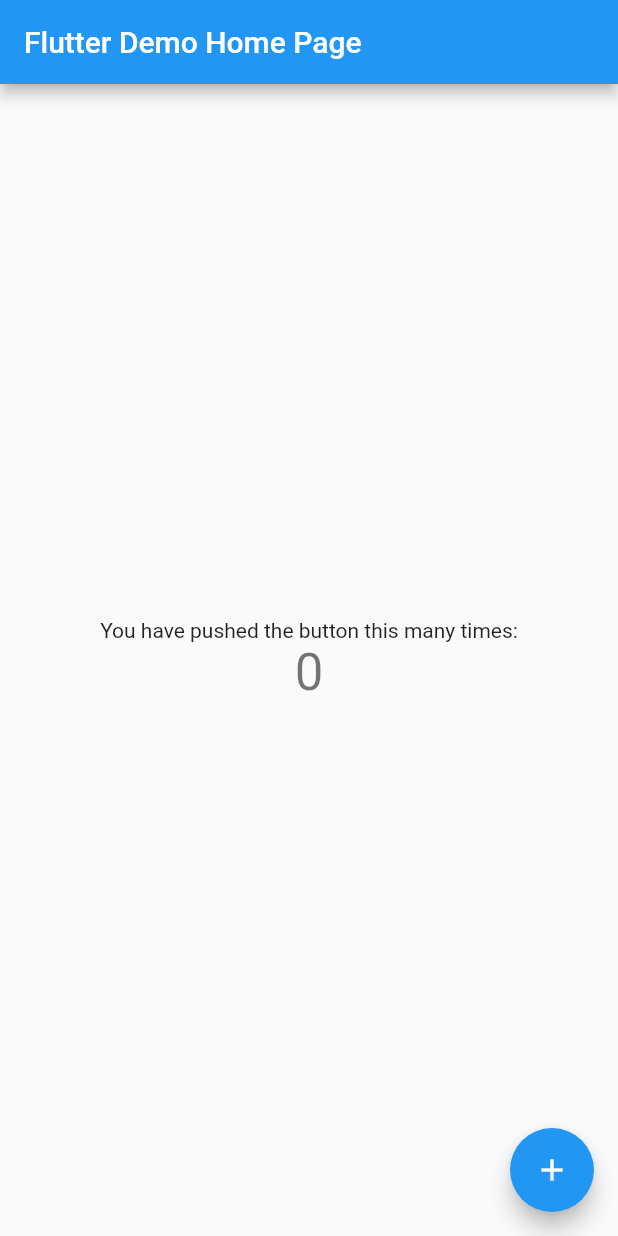
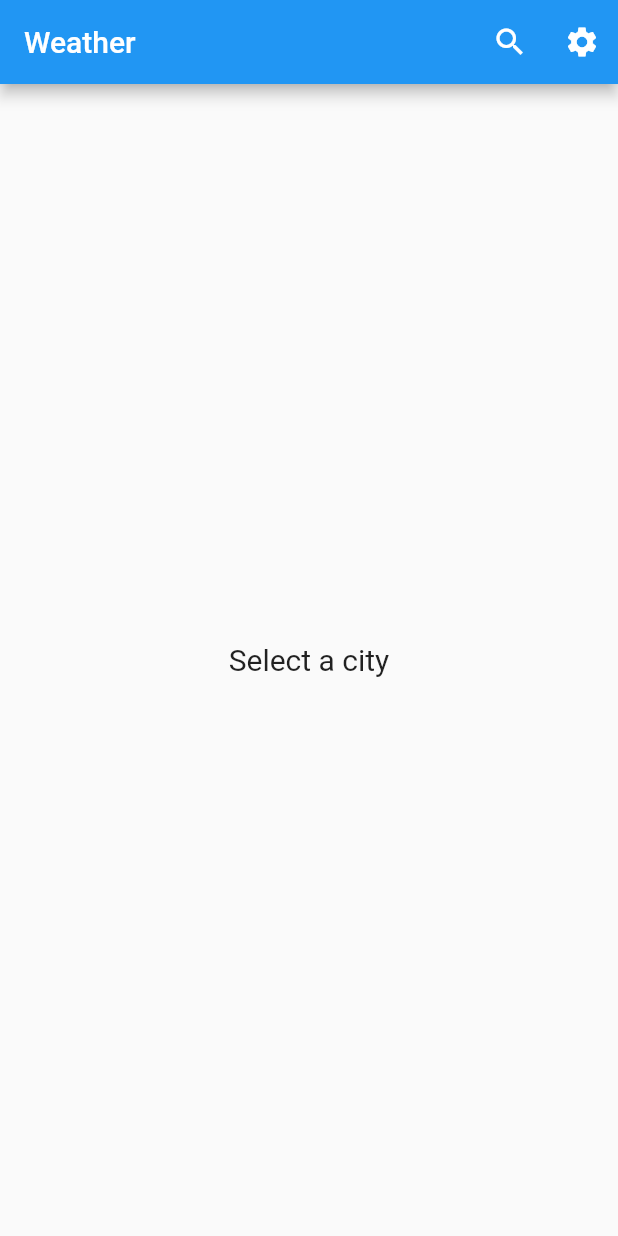
Before and after one commit to adeelzahid1/provider-weather, a Flutter app: the screen it shows after launch, on a phone screen of 412 x 824 dp. Run offline on Flutter 3.47's test engine with Material 2 defaults, Android fonts, the light colour scheme and no system bars; our stand-ins replace equatable; network calls fail.

Commit message:
fetch weather ok

```diff
--- a/lib/main.dart
+++ b/lib/main.dart
@@ -1,7 +1,10 @@
 import 'package:flutter/material.dart';
-import 'package:http/http.dart' as http;
+import 'package:provider/provider.dart';
+import 'package:provider_weatherapp/pages/home_page.dart';
+import 'package:provider_weatherapp/providers/weather_provider.dart';
 import 'package:provider_weatherapp/repositories/weather_repository.dart';
 import 'package:provider_weatherapp/services/weather_api_services.dart';
+import 'package:http/http.dart' as http;
 
 void main() {
   runApp(const MyApp());
@@ -12,68 +15,28 @@
 
   @override
   Widget build(BuildContext context) {
-    return MaterialApp(
-      title: 'Flutter Demo',
-      theme: ThemeData(
-        primarySwatch: Colors.blue,
-      ),
-      home: const MyHomePage(title: 'Flutter Demo Home Page'),
-    );
-  }
-}
+    return MultiProvider(
+      providers: [
+        Provider<WeatherRepository>(
+          create: (context) {
+            final WeatherApiServices weatherApiServices =
+                WeatherApiServices(httpClient: http.Client());
+            return WeatherRepository(weatherApiServices: weatherApiServices);
+          },
+        ),
+        ChangeNotifierProvider<WeatherProvider>(
+          create: (context) => WeatherProvider(
+              weatherRepository: context.read<WeatherRepository>()),
+        ),
 
-class MyHomePage extends StatefulWidget {
-  const MyHomePage({Key? key, required this.title}) : super(key: key);
 
-  final String title;
+      ],
+      builder: (context, _) => MaterialApp(
+        title: 'Weather App',
+        debugShowCheckedModeBanner: false,
+        theme: ThemeData.light(),
 
-  @override
-  State<MyHomePage> createState() => _MyHomePageState();
-}
-
-class _MyHomePageState extends State<MyHomePage> {
-
-  @override
-  void initState() {
-    super.initState();
-    _fetchWeather();
-  }
-  _fetchWeather()async {
-    await WeatherRepository(weatherApiServices:
-    WeatherApiServices(httpClient: http.Client())).fetchWeather('lahore');
-  }
-
-  int _counter = 0;
-  void _incrementCounter() {
-    setState(() {
-      _counter++;
-    });
-  }
-
-  @override
-  Widget build(BuildContext context) {
-    return Scaffold(
-      appBar: AppBar(
-        title: Text(widget.title),
-      ),
-      body: Center(
-        child: Column(
-          mainAxisAlignment: MainAxisAlignment.center,
-          children: <Widget>[
-            const Text(
-              'You have pushed the button this many times:',
-            ),
-            Text(
-              '$_counter',
-              style: Theme.of(context).textTheme.headline4,
-            ),
-          ],
-        ),
-      ),
-      floatingActionButton: FloatingActionButton(
-        onPressed: _incrementCounter,
-        tooltip: 'Increment',
-        child: const Icon(Icons.add),
+        home: HomePage(),
       ),
     );
   }
--- /dev/null
+++ b/lib/pages/home_page.dart
@@ -0,0 +1,195 @@
+import 'package:flutter/material.dart';
+import 'package:provider/provider.dart';
+import 'package:provider_weatherapp/constants/constants.dart';
+import 'package:provider_weatherapp/pages/search_page.dart';
+import 'package:provider_weatherapp/pages/settings_page.dart';
+import 'package:provider_weatherapp/providers/weather_provider.dart';
+import 'package:provider_weatherapp/repositories/weather_repository.dart';
+import 'package:http/http.dart' as http;
+import 'package:provider_weatherapp/services/weather_api_services.dart';
+
+
+class HomePage extends StatefulWidget {
+  const HomePage({Key? key}) : super(key: key);
+
+  @override
+  _HomePageState createState() => _HomePageState();
+}
+
+class _HomePageState extends State<HomePage> {
+  String? _city;
+  late final WeatherProvider _weatherProv;
+
+  @override
+  void initState() {
+    super.initState();
+    _weatherProv = context.read<WeatherProvider>();
+    _weatherProv.addListener(_registerListener);
+
+    WeatherRepository(weatherApiServices:
+    WeatherApiServices(httpClient: http.Client())).fetchWeather('lahore');
+
+  }
+
+  @override
+  void dispose() {
+    _weatherProv.removeListener(_registerListener);
+    super.dispose();
+  }
+
+  void _registerListener() {
+    final WeatherState ws = context.read<WeatherProvider>().state;
+
+    // if (ws.status == WeatherStatus.error) {
+    //   errorDialog(context, ws.error.errMsg);
+    // }
+  }
+
+  @override
+  Widget build(BuildContext context) {
+    return Scaffold(
+      appBar: AppBar(
+        title: Text('Weather'),
+        actions: [
+          IconButton(
+            icon: Icon(Icons.search),
+            onPressed: () async {
+              _city = await Navigator.push(
+                context,
+                MaterialPageRoute(builder: (context) {
+                  return SearchPage();
+                }),
+              );
+              print('city: $_city');
+              if (_city != null) {
+                context.read<WeatherProvider>().fetchWeather(_city!);
+              }
+            },
+          ),
+          IconButton(
+            onPressed: () {
+              Navigator.push(
+                context,
+                MaterialPageRoute(builder: (context) {
+                  return SettingsPage();
+                }),
+              );
+            },
+            icon: Icon(Icons.settings),
+          ),
+        ],
+      ),
+      body: _showWeather(),
+    );
+  }
+
+  String showTemperature(double temperature) {
+    // final tempUnit = context.watch<TempSettingsProvider>().state.tempUnit;
+
+    // if (tempUnit == TempUnit.fahrenheit) {
+    //   return ((temperature * 9 / 5) + 32).toStringAsFixed(2) + '℉';
+    // }
+
+    return temperature.toStringAsFixed(2) + '℃';
+  }
+
+  Widget showIcon(String abbr) {
+    return FadeInImage.assetNetwork(
+      placeholder: 'assets/images/loading.gif',
+      image: 'https://${StringData.kHost}/static/img/weather/png/64/$abbr.png',
+      width: 64,
+      height: 64,
+    );
+  }
+
+  Widget _showWeather() {
+    final weatherState = context.watch<WeatherProvider>().state;
+
+    if (weatherState.status == WeatherStatus.initial) {
+      return Center(
+        child: Text(
+          'Select a city',
+          style: TextStyle(fontSize: 20.0),
+        ),
+      );
+    }
+
+    if (weatherState.status == WeatherStatus.loading) {
+      return Center(
+        child: CircularProgressIndicator(),
+      );
+    }
+
+    if (weatherState.status == WeatherStatus.error &&
+        weatherState.weather.title == '') {
+      return Center(
+        child: Text(
+          'Select a city',
+          style: TextStyle(fontSize: 20.0),
+        ),
+      );
+    }
+
+    return ListView(
+      children: [
+        SizedBox(height: MediaQuery.of(context).size.height / 6),
+        Text(
+          weatherState.weather.title,
+          textAlign: TextAlign.center,
+          style: TextStyle(
+            fontSize: 40.0,
+            fontWeight: FontWeight.bold,
+          ),
+        ),
+        SizedBox(height: 10.0),
+        Text(
+          TimeOfDay.fromDateTime(weatherState.weather.lastUpdated)
+              .format(context),
+          textAlign: TextAlign.center,
+          style: TextStyle(fontSize: 18.0),
+        ),
+        SizedBox(height: 60.0),
+        Row(
+          mainAxisAlignment: MainAxisAlignment.center,
+          children: [
+            Text(
+              showTemperature(weatherState.weather.theTemp),
+              style: TextStyle(
+                fontSize: 30.0,
+                fontWeight: FontWeight.bold,
+              ),
+            ),
+            SizedBox(width: 20.0),
+            Column(
+              children: [
+                Text(
+                  showTemperature(weatherState.weather.maxTemp),
+                  style: TextStyle(fontSize: 16.0),
+                ),
+                SizedBox(height: 10.0),
+                Text(
+                  showTemperature(weatherState.weather.minTemp),
+                  style: TextStyle(fontSize: 16.0),
+                ),
+              ],
+            ),
+          ],
+        ),
+        SizedBox(height: 40.0),
+        Row(
+          mainAxisAlignment: MainAxisAlignment.spaceEvenly,
+          children: [
+            Spacer(),
+            showIcon(weatherState.weather.weatherStateAbbr),
+            SizedBox(width: 20.0),
+            Text(
+              weatherState.weather.weatherStateName,
+              style: TextStyle(fontSize: 32.0),
+            ),
+            Spacer(),
+          ],
+        ),
+      ],
+    );
+  }
+}
--- /dev/null
+++ b/lib/providers/weather_provider.dart
@@ -0,0 +1,76 @@
+import 'package:equatable/equatable.dart';
+import 'package:flutter/foundation.dart';
+
+import '../models/custom_error.dart';
+import '../models/weather.dart';
+import '../repositories/weather_repository.dart';
+
+enum WeatherStatus {
+  initial,
+  loading,
+  loaded,
+  error,
+}
+
+class WeatherState extends Equatable {
+  final WeatherStatus status;
+  final Weather weather;
+  final CustomError error;
+  WeatherState({
+    required this.status,
+    required this.weather,
+    required this.error,
+  });
+
+  factory WeatherState.initial() {
+    return WeatherState(
+      status: WeatherStatus.initial,
+      weather: Weather.initial(),
+      error: CustomError(),
+    );
+  }
+
+  @override
+  List<Object> get props => [status, weather, error];
+
+  @override
+  bool get stringify => true;
+
+  WeatherState copyWith({
+    WeatherStatus? status,
+    Weather? weather,
+    CustomError? error,
+  }) {
+    return WeatherState(
+      status: status ?? this.status,
+      weather: weather ?? this.weather,
+      error: error ?? this.error,
+    );
+  }
+}
+
+class WeatherProvider with ChangeNotifier {
+  WeatherState _state = WeatherState.initial();
+  WeatherState get state => _state;
+
+  final WeatherRepository weatherRepository;
+  WeatherProvider({
+    required this.weatherRepository,
+  });
+
+  Future<void> fetchWeather(String city) async {
+    _state = _state.copyWith(status: WeatherStatus.loading);
+    notifyListeners();
+
+    try {
+      final Weather weather = await weatherRepository.fetchWeather(city);
+      _state = _state.copyWith(status: WeatherStatus.loaded, weather: weather);
+      print('_state: $_state');
+      notifyListeners();
+    } on CustomError catch (e) {
+      _state = _state.copyWith(status: WeatherStatus.error, error: e);
+      print('_state: $_state');
+      notifyListeners();
+    }
+  }
+}
```
Also changed, not shown: lib/pages/search_page.dart (added, +77 -0 lines), lib/pages/settings_page.dart (added, +24 -0 lines), lib/providers/theme_provider.dart (added, +49 -0 lines).
